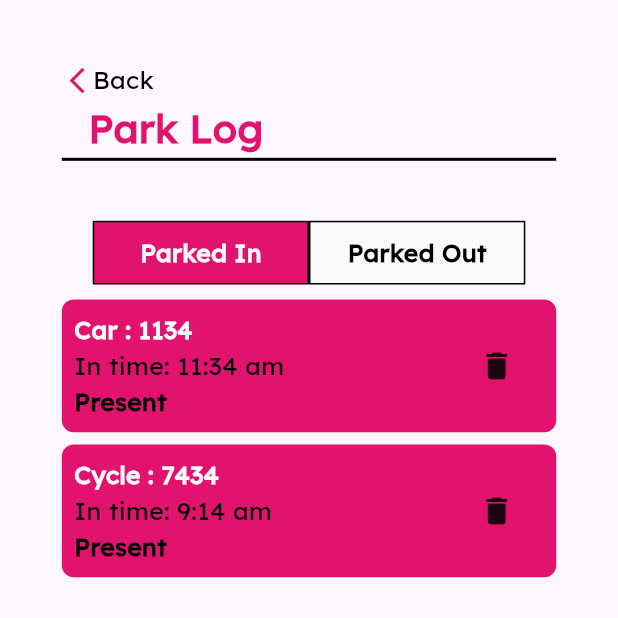
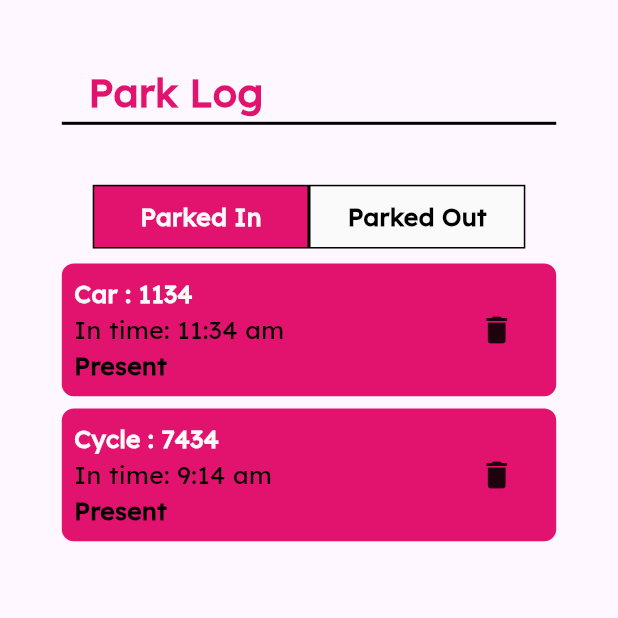
Before and after one commit to fahimmahmud618/parking_kori, a Flutter app: the HomePage screen opened directly, after a tap on "Park log", on a phone screen of 412 x 824 dp, the top half of it. Run offline on Flutter 3.47's test engine with Material 3 defaults, Android fonts, the phone set to English and light mode, and no system bars; our stand-ins replace pretty_qr_code; missing offline and left inert: cache_manager.

```diff
--- a/lib/view/pages/dashboard.dart
+++ b/lib/view/pages/dashboard.dart
@@ -28,23 +28,15 @@ class _DashBoardPageState extends State<DashBoardPage> {
 
     super.initState();
   }
-  void go_back(){
-    Navigator.pop(context);
-  }
+
   @override
   Widget build(BuildContext context) {
     return Scaffold(
       body: Column(
         crossAxisAlignment: CrossAxisAlignment.center,
         children: [
-          Padding(
-            padding: EdgeInsets.fromLTRB(get_screenWidth(context) * 0.1, get_screenWidth(context) * 0.1, 0, 0),
-            child: BackOption(context, go_back),
-          ),
-          Expanded(
-            child: Center(
-              child: Container(
-                padding: EdgeInsets.symmetric(horizontal: get_screenWidth(context) * 0.1),
+          Container(
+            padding: EdgeInsets.all( get_screenWidth(context) * 0.1),
             child: Column(
               mainAxisAlignment: MainAxisAlignment.center,
               children: [
@@ -57,8 +49,6 @@ class _DashBoardPageState extends State<DashBoardPage> {
               ],
             ),
           ),
-            ),
-          ),
         ],
       ),
     );
--- a/lib/view/pages/flash_page.dart
+++ b/lib/view/pages/flash_page.dart
@@ -4,6 +4,7 @@ import 'package:cache_manager/cache_manager.dart';
 import 'package:flutter/material.dart';
 import 'package:parking_kori/view/pages/home_page.dart';
 import 'package:parking_kori/view/pages/login_page.dart';
+import 'package:parking_kori/view/pages/main_page.dart';
 import 'package:parking_kori/view/styles.dart';
 import 'package:parking_kori/view/widgets/alert_dialog.dart';
 
@@ -25,7 +26,7 @@ class _FlashPageState extends State<FlashPage> {
           Navigator.push(context, MaterialPageRoute(builder: (context)=>LoginPage()));
         },
         actionIfNotNull: (){
-          Navigator.push(context, MaterialPageRoute(builder: (context)=>HomePage()));
+          Navigator.push(context, MaterialPageRoute(builder: (context)=>MainPage()));
         }
     );
   }
--- a/lib/view/pages/home_page.dart
+++ b/lib/view/pages/home_page.dart
@@ -50,7 +50,7 @@ class _HomePageState extends State<HomePage> {
       body: SingleChildScrollView(
         child: Column(
           children: [
-            AppBarWidget(context),
+            AppBarWidget(context, "Home"),
             Row(
               mainAxisAlignment: MainAxisAlignment.center,
               children: [
@@ -75,6 +75,7 @@ class _HomePageState extends State<HomePage> {
           ],
         )
       ),
+
     ));
   }
 }
--- a/lib/view/pages/park_log.dart
+++ b/lib/view/pages/park_log.dart
@@ -19,9 +19,7 @@ class _ParkLogState extends State<ParkLog> {
   late List<Booking> presentBookings;
   bool isParkedInSelected = true;
 
-  void go_back(){
-    Navigator.pop(context);
-  }
+
   @override
   void initState() {
     bookings = [
@@ -44,13 +42,8 @@ class _ParkLogState extends State<ParkLog> {
           body: SingleChildScrollView(
             child: Column(
               children: [
-                Padding(
-                  padding: EdgeInsets.fromLTRB(get_screenWidth(context) * 0.1, get_screenWidth(context) * 0.1, 0, 0),
-                  child: BackOption(context, go_back),
-                ),
-                Center(
-                  child: Container(
-                    padding: EdgeInsets.symmetric(horizontal: get_screenWidth(context)*0.1),
+                Container(
+                  padding: EdgeInsets.all( get_screenWidth(context)*0.1),
                   child: Column(
                     children: [
                       PageTitle(context," Park Log"),
@@ -99,7 +92,6 @@ class _ParkLogState extends State<ParkLog> {
                     ],
                   ),
                 ),
-                ),
 
               ],
             ),
--- a/lib/view/widgets/appbar.dart
+++ b/lib/view/widgets/appbar.dart
@@ -3,7 +3,7 @@ import 'package:flutter/material.dart';
 import 'package:parking_kori/view/pages/flash_page.dart';
 import 'package:parking_kori/view/styles.dart';
 
-Widget AppBarWidget(BuildContext context) {
+Widget AppBarWidget(BuildContext context, String title) {
   return Container(
     padding: EdgeInsets.fromLTRB(20, 10, 10, 10),
     color: myred,
@@ -11,7 +11,7 @@ Widget AppBarWidget(BuildContext context) {
       mainAxisAlignment: MainAxisAlignment.spaceBetween,
       children: [
         Text(
-          "Parking Kori",
+          title,
           style: nameTitleStyle(context, myWhite),
         ),
         TextButton.icon(
```
Also changed, not shown: lib/view/pages/main_page.dart (added, +55 -0 lines), lib/view/pages/profile.dart (+4 -14 lines), lib/view/pages/shift.dart (added, +39 -0 lines). Lines whose indentation alone changed are shown as unchanged.
